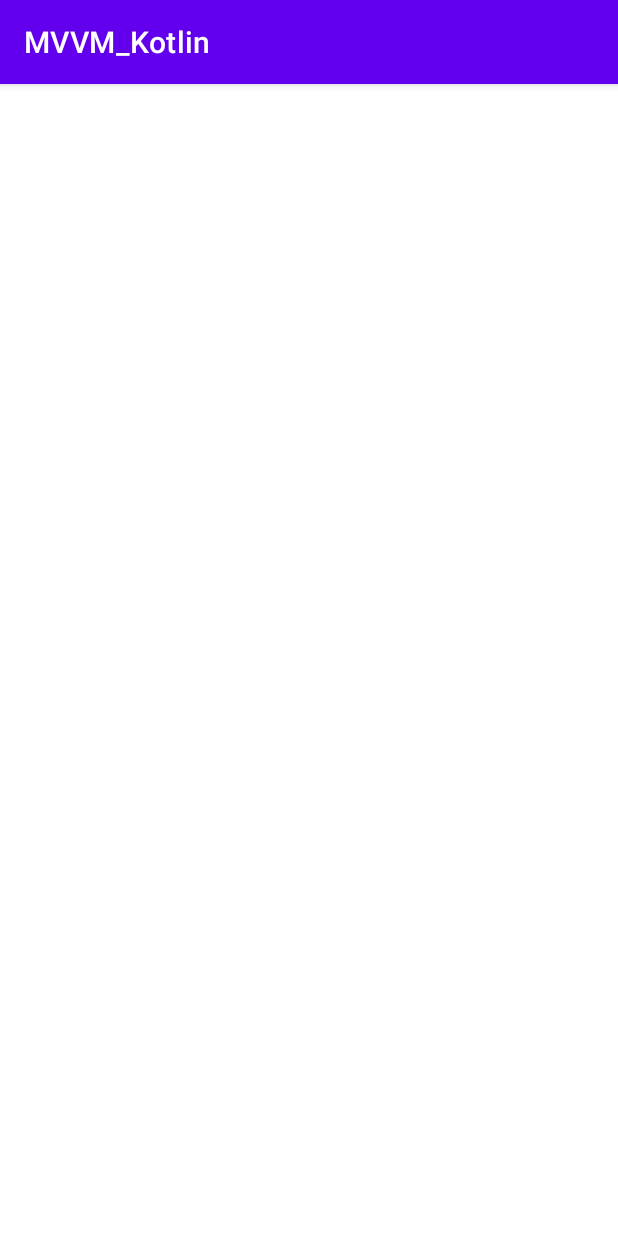
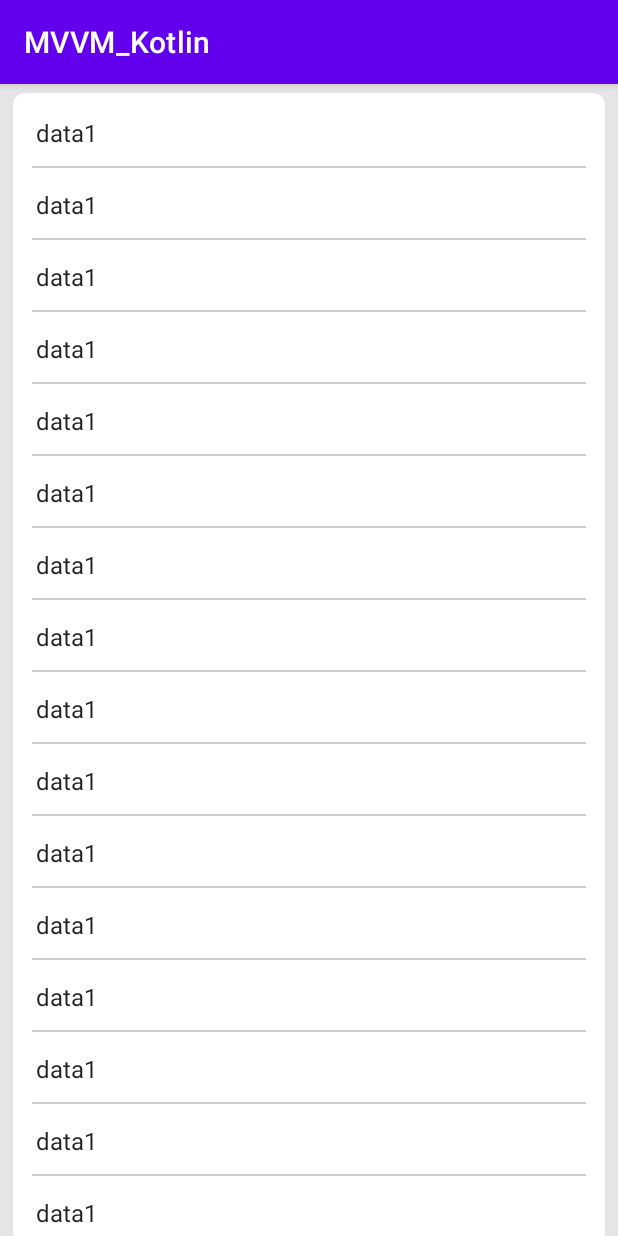
Before and after one commit to doanptand/MVVM_Kotlin, an Android app: the screen it shows after launch (MainActivity before the commit, SampleActivity after it), on a phone screen of 412 x 824 dp. Run offline under Robolectric (Android 15) with nearby library versions, the phone set to English and light mode, and no system bars; our stand-ins replace Dagger/Hilt's generated code, Timber.

Commit message:
use generic and enum to handle data loading status

```diff
--- a/app/src/main/java/com/ddona/mvvm/ui/sample/SampleActivity.kt
+++ b/app/src/main/java/com/ddona/mvvm/ui/sample/SampleActivity.kt
@@ -6,6 +6,9 @@ import androidx.activity.viewModels
 import androidx.appcompat.app.AppCompatActivity
 import com.ddona.mvvm.R
 import com.ddona.mvvm.adapter.SampleAdapter
+import com.ddona.mvvm.extension.showShortToast
+import com.ddona.mvvm.util.Status
+import com.ddona.mvvm.viewmodel.SampleViewModel
 import com.ddona.mvvm.widget.addDivider
 import kotlinx.android.synthetic.main.activity_sample.*
 
@@ -35,16 +38,22 @@ class SampleActivity : AppCompatActivity() {
     }
 
     private fun subscribeUI() {
-        viewModel.listHistory.observe(this) { history ->
-            if (history.isNotEmpty()) {
-                txt_no_history.visibility = View.GONE
-                swipeRefresh.visibility = View.VISIBLE
-                layout_list_history.visibility = View.VISIBLE
-                mAdapter.submitList(history)
-            } else {
-                txt_no_history.visibility = View.VISIBLE
-                swipeRefresh.visibility = View.GONE
-                layout_list_history.visibility = View.GONE
+        viewModel.getData().observe(this) {
+            when (it.status) {
+                Status.LOADING -> {
+                    txt_no_history.visibility = View.VISIBLE
+                    swipeRefresh.visibility = View.GONE
+                    layout_list_history.visibility = View.GONE
+                }
+                Status.SUCCESS -> {
+                    txt_no_history.visibility = View.GONE
+                    swipeRefresh.visibility = View.VISIBLE
+                    layout_list_history.visibility = View.VISIBLE
+                    mAdapter.submitList(it.data)
+                }
+                Status.ERROR -> {
+                    it.message?.let { msg -> showShortToast(msg) }
+                }
             }
         }
     }
--- /dev/null
+++ b/app/src/main/java/com/ddona/mvvm/util/Resource.kt
@@ -0,0 +1,21 @@
+package com.ddona.mvvm.util
+
+data class Resource<out T>(val status: Status, val data: T?, val message: String?) {
+
+    companion object {
+
+        fun <T> success(data: T?): Resource<T> {
+            return Resource(Status.SUCCESS, data, null)
+        }
+
+        fun <T> error(msg: String, data: T?): Resource<T> {
+            return Resource(Status.ERROR, data, msg)
+        }
+
+        fun <T> loading(data: T?): Resource<T> {
+            return Resource(Status.LOADING, data, null)
+        }
+
+    }
+
+}
--- /dev/null
+++ b/app/src/main/java/com/ddona/mvvm/util/Status.kt
@@ -0,0 +1,7 @@
+package com.ddona.mvvm.util
+
+enum class Status {
+    SUCCESS,
+    ERROR,
+    LOADING
+}
--- /dev/null
+++ b/app/src/main/java/com/ddona/mvvm/viewmodel/SampleViewModel.kt
@@ -0,0 +1,69 @@
+package com.ddona.mvvm.viewmodel
+
+import androidx.lifecycle.LiveData
+import androidx.lifecycle.MutableLiveData
+import androidx.lifecycle.ViewModel
+import androidx.lifecycle.viewModelScope
+import com.ddona.mvvm.util.Resource
+import kotlinx.coroutines.TimeoutCancellationException
+import kotlinx.coroutines.launch
+import kotlinx.coroutines.withTimeout
+import java.lang.Exception
+
+class SampleViewModel : ViewModel() {
+    private val data = MutableLiveData<Resource<List<String>>>()
+
+    init {
+        fetchData()
+    }
+
+    private fun fetchData() {
+        viewModelScope.launch {
+            data.postValue(Resource.loading(null))
+            try {
+                withTimeout(100) {
+                    data.postValue(
+                        //we get data from network or database in here, but for sample, I return a string list
+                        Resource.success(
+                            listOf(
+                                "data1",
+                                "data1",
+                                "data1",
+                                "data1",
+                                "data1",
+                                "data1",
+                                "data1",
+                                "data1",
+                                "data1",
+                                "data1",
+                                "data1",
+                                "data1",
+                                "data1",
+                                "data1",
+                                "data1",
+                                "data1",
+                                "data1",
+                                "data1",
+                                "data1",
+                                "data1",
+                                "data1",
+                                "data1",
+                                "data1",
+                                "data1",
+                                "data1",
+                            )
+                        )
+                    )
+                }
+            } catch (e: TimeoutCancellationException) {
+                data.postValue(Resource.error("timeout exeption", null))
+            } catch (e: Exception) {
+                data.postValue(Resource.error("Some exception", null))
+            }
+        }
+    }
+
+    fun getData(): LiveData<Resource<List<String>>> {
+        return data
+    }
+}
```
Also changed, not shown: app/src/main/AndroidManifest.xml (+8 -8 lines), app/src/main/java/com/ddona/mvvm/extension/Extension.kt (+9 -5 lines), app/src/main/java/com/ddona/mvvm/ui/sample/SampleViewModel.kt (deleted, +0 -38 lines).
